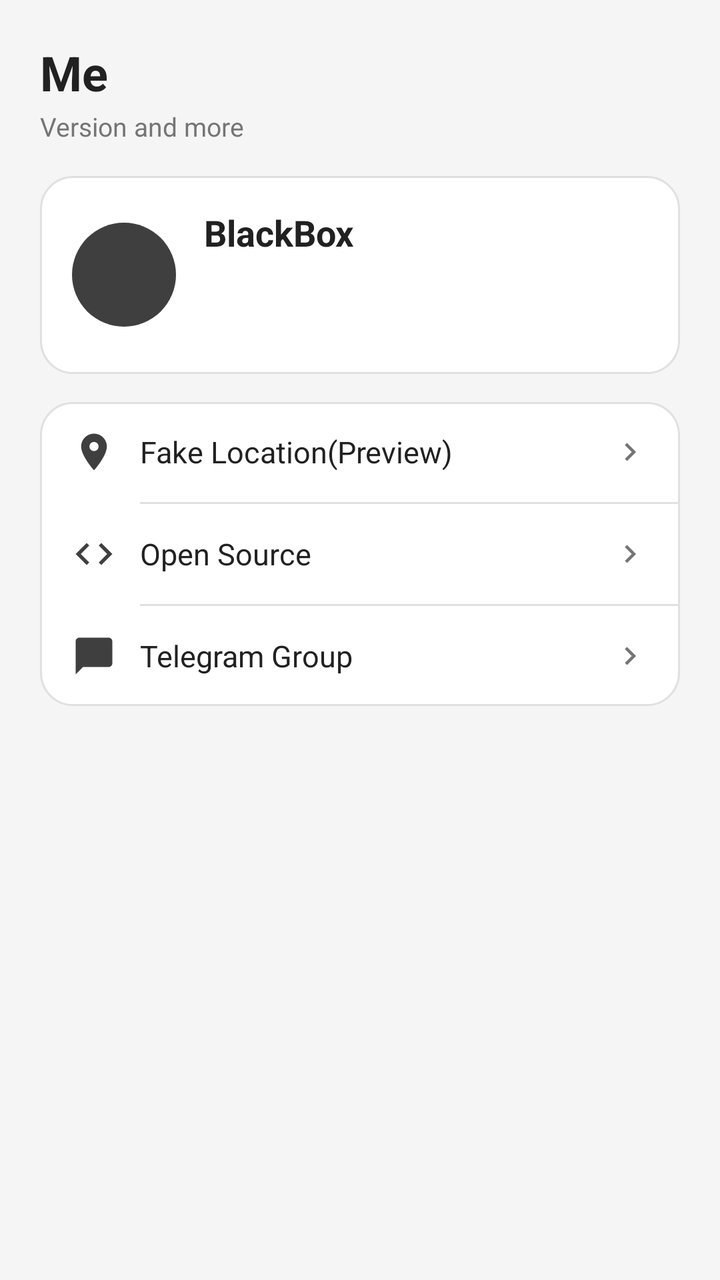
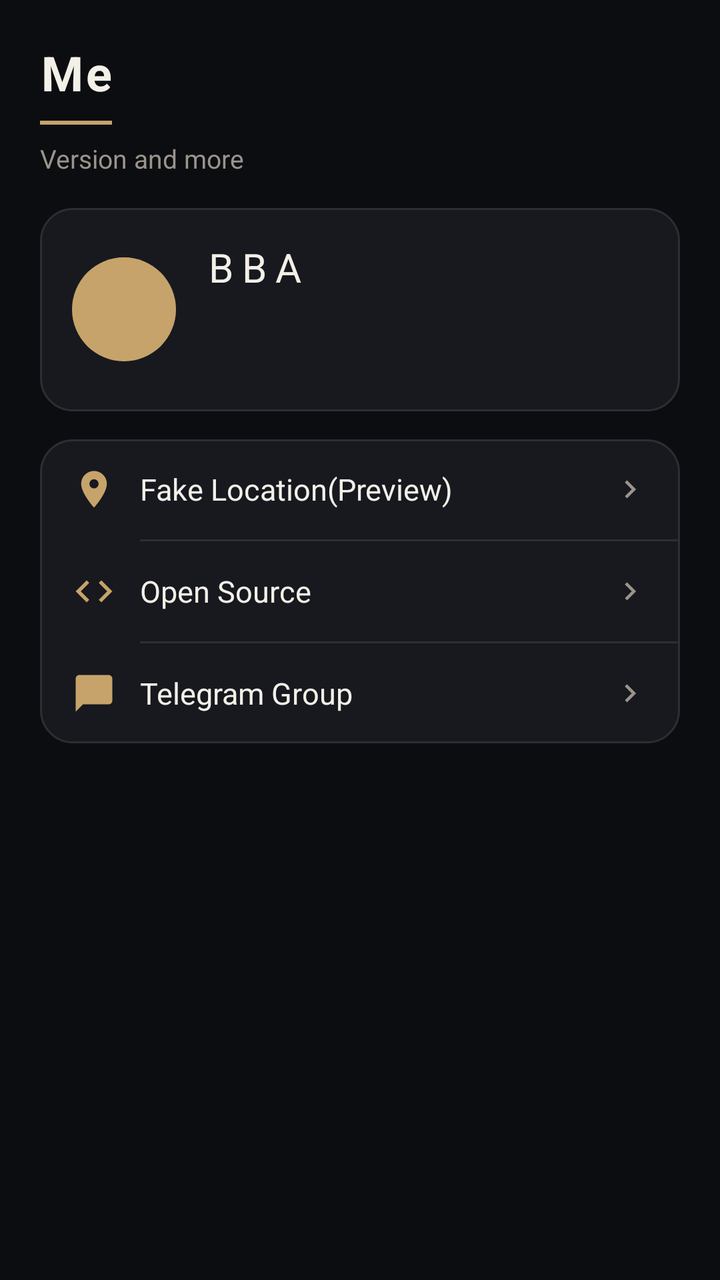

An Android layout rendered at two revisions. The XML below is the earlier revision; the diff shows what the commit changed to produce the second picture.
<!-- AndroidManifest.xml: application theme Theme.BlackBox -->
<!-- res/layout/fragment_me.xml -->
<?xml version="1.0" encoding="utf-8"?>
<ScrollView xmlns:android="http://schemas.android.com/apk/res/android"
    android:layout_width="match_parent"
    android:layout_height="match_parent"
    android:background="@color/surface"
    android:fillViewport="true">

    <LinearLayout
        android:layout_width="match_parent"
        android:layout_height="wrap_content"
        android:orientation="vertical"
        android:paddingStart="20dp"
        android:paddingTop="20dp"
        android:paddingEnd="20dp"
        android:paddingBottom="24dp">

        <TextView
            style="@style/PageTitle"
            android:layout_width="wrap_content"
            android:layout_height="wrap_content"
            android:text="@string/me_title" />

        <TextView
            style="@style/PageSubtitle"
            android:layout_width="wrap_content"
            android:layout_height="wrap_content"
            android:layout_marginTop="2dp"
            android:layout_marginBottom="16dp"
            android:text="@string/me_subtitle" />

        <LinearLayout
            android:layout_width="match_parent"
            android:layout_height="wrap_content"
            android:background="@drawable/bg_card"
            android:gravity="center_vertical"
            android:orientation="horizontal"
            android:padding="16dp">

            <TextView
                android:id="@+id/avatarLetter"
                android:layout_width="52dp"
                android:layout_height="52dp"
                android:background="@drawable/bg_avatar"
                android:gravity="center"
                android:textColor="@color/white"
                android:textSize="20sp"
                android:textStyle="bold" />

            <LinearLayout
                android:layout_width="0dp"
                android:layout_height="wrap_content"
                android:layout_marginStart="14dp"
                android:layout_weight="1"
                android:orientation="vertical">

                <TextView
                    android:id="@+id/appNameText"
                    android:layout_width="wrap_content"
                    android:layout_height="wrap_content"
                    android:text="@string/app_name"
                    android:textColor="@color/primary_text"
                    android:textSize="18sp"
                    android:textStyle="bold" />

                <TextView
                    android:id="@+id/currentVersionText"
                    android:layout_width="wrap_content"
                    android:layout_height="wrap_content"
                    android:layout_marginTop="4dp"
                    android:textColor="@color/primary_text"
                    android:textSize="14sp" />

                <TextView
                    android:id="@+id/versionCodeText"
                    android:layout_width="wrap_content"
                    android:layout_height="wrap_content"
                    android:layout_marginTop="2dp"
                    android:textColor="@color/secondary_text"
                    android:textSize="13sp" />
            </LinearLayout>
        </LinearLayout>

        <LinearLayout
            android:layout_width="match_parent"
            android:layout_height="wrap_content"
            android:layout_marginTop="14dp"
            android:background="@drawable/bg_card"
            android:orientation="vertical">

            <LinearLayout
                android:id="@+id/fakeLocationRow"
                android:layout_width="match_parent"
                android:layout_height="wrap_content"
                android:background="?attr/selectableItemBackground"
                android:gravity="center_vertical"
                android:orientation="horizontal"
                android:paddingStart="16dp"
                android:paddingTop="14dp"
                android:paddingEnd="16dp"
                android:paddingBottom="14dp">

                <ImageView
                    android:layout_width="22dp"
                    android:layout_height="22dp"
                    android:contentDescription="@null"
                    android:src="@drawable/ic_row_location" />

                <TextView
                    android:layout_width="0dp"
                    android:layout_height="wrap_content"
                    android:layout_marginStart="12dp"
                    android:layout_weight="1"
                    android:text="@string/fake_location"
                    android:textColor="@color/primary_text"
                    android:textSize="15sp" />

                <ImageView
                    android:layout_width="18dp"
                    android:layout_height="18dp"
                    android:contentDescription="@null"
                    android:src="@drawable/ic_chevron" />
            </LinearLayout>

            <View
                android:layout_width="match_parent"
                android:layout_height="1dp"
                android:layout_marginStart="50dp"
                android:background="@color/divider" />

            <LinearLayout
                android:id="@+id/openSourceRow"
                android:layout_width="match_parent"
                android:layout_height="wrap_content"
                android:background="?attr/selectableItemBackground"
                android:gravity="center_vertical"
                android:orientation="horizontal"
                android:paddingStart="16dp"
                android:paddingTop="14dp"
                android:paddingEnd="16dp"
                android:paddingBottom="14dp">

                <ImageView
                    android:layout_width="22dp"
                    android:layout_height="22dp"
                    android:contentDescription="@null"
                    android:src="@drawable/ic_row_code" />

                <TextView
                    android:layout_width="0dp"
                    android:layout_height="wrap_content"
                    android:layout_marginStart="12dp"
                    android:layout_weight="1"
                    android:text="@string/open_source_path"
                    android:textColor="@color/primary_text"
                    android:textSize="15sp" />

                <ImageView
                    android:layout_width="18dp"
                    android:layout_height="18dp"
                    android:contentDescription="@null"
                    android:src="@drawable/ic_chevron" />
            </LinearLayout>

            <View
                android:layout_width="match_parent"
                android:layout_height="1dp"
                android:layout_marginStart="50dp"
                android:background="@color/divider" />

            <LinearLayout
                android:id="@+id/telegramRow"
                android:layout_width="match_parent"
                android:layout_height="wrap_content"
                android:background="?attr/selectableItemBackground"
                android:gravity="center_vertical"
                android:orientation="horizontal"
                android:paddingStart="16dp"
                android:paddingTop="14dp"
                android:paddingEnd="16dp"
                android:paddingBottom="14dp">

                <ImageView
                    android:layout_width="22dp"
                    android:layout_height="22dp"
                    android:contentDescription="@null"
                    android:src="@drawable/ic_row_chat" />

                <TextView
                    android:layout_width="0dp"
                    android:layout_height="wrap_content"
                    android:layout_marginStart="12dp"
                    android:layout_weight="1"
                    android:text="@string/tg_group"
                    android:textColor="@color/primary_text"
                    android:textSize="15sp" />

                <ImageView
                    android:layout_width="18dp"
                    android:layout_height="18dp"
                    android:contentDescription="@null"
                    android:src="@drawable/ic_chevron" />
            </LinearLayout>
        </LinearLayout>
    </LinearLayout>
</ScrollView>
<!-- resources referenced by this layout -->
<resources>
  <color name="divider">#E0E0E0</color>
  <color name="primary_text">#212121</color>
  <color name="secondary_text">#757575</color>
  <color name="surface">#F5F5F5</color>
  <color name="white">#FFFFFFFF</color>
  <!-- drawable bg_avatar (drawable) -->
  <?xml version="1.0" encoding="utf-8"?>
  <shape xmlns:android="http://schemas.android.com/apk/res/android"
      android:shape="oval">
      <solid android:color="@color/primary" />
  </shape>
  <!-- drawable bg_card (drawable) -->
  <?xml version="1.0" encoding="utf-8"?>
  <shape xmlns:android="http://schemas.android.com/apk/res/android">
      <solid android:color="@color/white" />
      <stroke
          android:width="1dp"
          android:color="@color/divider" />
      <corners android:radius="16dp" />
  </shape>
  <!-- drawable ic_chevron (drawable) -->
  <?xml version="1.0" encoding="utf-8"?>
  <vector xmlns:android="http://schemas.android.com/apk/res/android"
      android:width="18dp"
      android:height="18dp"
      android:viewportWidth="24"
      android:viewportHeight="24">
      <path
          android:fillColor="#757575"
          android:pathData="M8.59,16.59L13.17,12 8.59,7.41 10,6l6,6 -6,6 -1.41,-1.41z" />
  </vector>
  <!-- drawable ic_row_chat (drawable) -->
  <?xml version="1.0" encoding="utf-8"?>
  <vector xmlns:android="http://schemas.android.com/apk/res/android"
      android:width="22dp"
      android:height="22dp"
      android:viewportWidth="24"
      android:viewportHeight="24">
      <path
          android:fillColor="#3F3F3F"
          android:pathData="M20,2H4c-1.1,0 -2,0.9 -2,2v18l4,-4h14c1.1,0 2,-0.9 2,-2V4c0,-1.1 -0.9,-2 -2,-2z" />
  </vector>
  <!-- drawable ic_row_code (drawable) -->
  <?xml version="1.0" encoding="utf-8"?>
  <vector xmlns:android="http://schemas.android.com/apk/res/android"
      android:width="22dp"
      android:height="22dp"
      android:viewportWidth="24"
      android:viewportHeight="24">
      <path
          android:fillColor="#3F3F3F"
          android:pathData="M9.4,16.6L4.8,12l4.6,-4.6L8,6l-6,6 6,6 1.4,-1.4zM14.6,16.6l4.6,-4.6 -4.6,-4.6L16,6l6,6 -6,6 -1.4,-1.4z" />
  </vector>
  <!-- drawable ic_row_location (drawable) -->
  <?xml version="1.0" encoding="utf-8"?>
  <vector xmlns:android="http://schemas.android.com/apk/res/android"
      android:width="22dp"
      android:height="22dp"
      android:viewportWidth="24"
      android:viewportHeight="24">
      <path
          android:fillColor="#3F3F3F"
          android:pathData="M12,2C8.13,2 5,5.13 5,9c0,5.25 7,13 7,13s7,-7.75 7,-13c0,-3.87 -3.13,-7 -7,-7zM12,11.5c-1.38,0 -2.5,-1.12 -2.5,-2.5s1.12,-2.5 2.5,-2.5 2.5,1.12 2.5,2.5 -1.12,2.5 -2.5,2.5z" />
  </vector>
  <string name="app_name">BlackBox</string>
  <string name="me_title">Me</string>
  <string name="open_source_path">Open Source</string>
  <string name="tg_group">Telegram Group</string>
  <style name="Theme.BlackBox" parent="Theme.MaterialComponents.Light.NoActionBar">
          
          <item name="colorPrimary">@color/primary</item>
          <item name="colorPrimaryVariant">@color/primary_dark</item>
          <item name="colorOnPrimary">@color/white</item>
          
          <item name="colorSecondary">@color/primary_light</item>
          <item name="colorSecondaryVariant">@color/primary</item>
          <item name="colorOnSecondary">@color/white</item>
          
          <item name="android:statusBarColor" tools:targetApi="l">?attr/colorPrimaryVariant</item>
          
  
          <item name="actionMenuTextColor">@color/primary_text</item>
  
          <item name="android:forceDarkAllowed" tools:targetApi="q">false</item>
      </style>
  <color name="primary">#3F3F3F</color>
  <color name="primary_dark">#3F3F3F</color>
  <color name="primary_light">#3F3F3F</color>
  <!-- unchanged entries left out for length: 4 -->
</resources>

<!-- the commit's change to res/layout/fragment_me.xml (unified diff, before → after) -->
@@ -18,13 +18,20 @@
             style="@style/PageTitle"
             android:layout_width="wrap_content"
             android:layout_height="wrap_content"
+            android:letterSpacing="0.06"
             android:text="@string/me_title" />
+
+        <View
+            android:layout_width="36dp"
+            android:layout_height="2dp"
+            android:layout_marginTop="8dp"
+            android:background="@color/gold" />
 
         <TextView
             style="@style/PageSubtitle"
             android:layout_width="wrap_content"
             android:layout_height="wrap_content"
-            android:layout_marginTop="2dp"
+            android:layout_marginTop="8dp"
             android:layout_marginBottom="16dp"
             android:text="@string/me_subtitle" />
 
@@ -42,7 +49,7 @@
                 android:layout_height="52dp"
                 android:background="@drawable/bg_avatar"
                 android:gravity="center"
-                android:textColor="@color/white"
+                android:textColor="@color/ink"
                 android:textSize="20sp"
                 android:textStyle="bold" />
 
@@ -57,10 +64,10 @@
                     android:id="@+id/appNameText"
                     android:layout_width="wrap_content"
                     android:layout_height="wrap_content"
+                    android:letterSpacing="0.22"
                     android:text="@string/app_name"
-                    android:textColor="@color/primary_text"
-                    android:textSize="18sp"
-                    android:textStyle="bold" />
+                    android:textColor="@color/chrome"
+                    android:textSize="20sp" />
 
                 <TextView
                     android:id="@+id/currentVersionText"
<!-- resource entries referenced after the edit -->
@@ -1,20 +1,22 @@
 <!-- resources referenced by this layout -->
 <resources>
-  <color name="divider">#E0E0E0</color>
-  <color name="primary_text">#212121</color>
-  <color name="secondary_text">#757575</color>
-  <color name="surface">#F5F5F5</color>
-  <color name="white">#FFFFFFFF</color>
+  <color name="chrome">#F3F0E8</color>
+  <color name="divider">#2C2E34</color>
+  <color name="gold">#C6A36A</color>
+  <color name="ink">#14120E</color>
+  <color name="primary_text">#F3F0E8</color>
+  <color name="secondary_text">#9A948A</color>
+  <color name="surface">#0C0D11</color>
   <!-- drawable bg_avatar (drawable) -->
   <?xml version="1.0" encoding="utf-8"?>
   <shape xmlns:android="http://schemas.android.com/apk/res/android"
       android:shape="oval">
-      <solid android:color="@color/primary" />
+      <solid android:color="@color/gold" />
   </shape>
   <!-- drawable bg_card (drawable) -->
   <?xml version="1.0" encoding="utf-8"?>
   <shape xmlns:android="http://schemas.android.com/apk/res/android">
-      <solid android:color="@color/white" />
+      <solid android:color="@color/card" />
       <stroke
           android:width="1dp"
           android:color="@color/divider" />
@@ -28,7 +30,7 @@
       android:viewportWidth="24"
       android:viewportHeight="24">
       <path
-          android:fillColor="#757575"
+          android:fillColor="#9A948A"
           android:pathData="M8.59,16.59L13.17,12 8.59,7.41 10,6l6,6 -6,6 -1.41,-1.41z" />
   </vector>
   <!-- drawable ic_row_chat (drawable) -->
@@ -39,7 +41,7 @@
       android:viewportWidth="24"
       android:viewportHeight="24">
       <path
-          android:fillColor="#3F3F3F"
+          android:fillColor="#C6A36A"
           android:pathData="M20,2H4c-1.1,0 -2,0.9 -2,2v18l4,-4h14c1.1,0 2,-0.9 2,-2V4c0,-1.1 -0.9,-2 -2,-2z" />
   </vector>
   <!-- drawable ic_row_code (drawable) -->
@@ -50,7 +52,7 @@
       android:viewportWidth="24"
       android:viewportHeight="24">
       <path
-          android:fillColor="#3F3F3F"
+          android:fillColor="#C6A36A"
           android:pathData="M9.4,16.6L4.8,12l4.6,-4.6L8,6l-6,6 6,6 1.4,-1.4zM14.6,16.6l4.6,-4.6 -4.6,-4.6L16,6l6,6 -6,6 -1.4,-1.4z" />
   </vector>
   <!-- drawable ic_row_location (drawable) -->
@@ -61,33 +63,37 @@
       android:viewportWidth="24"
       android:viewportHeight="24">
       <path
-          android:fillColor="#3F3F3F"
+          android:fillColor="#C6A36A"
           android:pathData="M12,2C8.13,2 5,5.13 5,9c0,5.25 7,13 7,13s7,-7.75 7,-13c0,-3.87 -3.13,-7 -7,-7zM12,11.5c-1.38,0 -2.5,-1.12 -2.5,-2.5s1.12,-2.5 2.5,-2.5 2.5,1.12 2.5,2.5 -1.12,2.5 -2.5,2.5z" />
   </vector>
-  <string name="app_name">BlackBox</string>
+  <string name="app_name">BBA</string>
   <string name="me_title">Me</string>
   <string name="open_source_path">Open Source</string>
   <string name="tg_group">Telegram Group</string>
-  <style name="Theme.BlackBox" parent="Theme.MaterialComponents.Light.NoActionBar">
-          
+  <style name="Theme.BlackBox" parent="Theme.MaterialComponents.NoActionBar">
+  
           <item name="colorPrimary">@color/primary</item>
           <item name="colorPrimaryVariant">@color/primary_dark</item>
-          <item name="colorOnPrimary">@color/white</item>
-          
-          <item name="colorSecondary">@color/primary_light</item>
-          <item name="colorSecondaryVariant">@color/primary</item>
-          <item name="colorOnSecondary">@color/white</item>
-          
-          <item name="android:statusBarColor" tools:targetApi="l">?attr/colorPrimaryVariant</item>
-          
+          <item name="colorOnPrimary">@color/chrome</item>
+  
+          <item name="colorSecondary">@color/gold</item>
+          <item name="colorSecondaryVariant">@color/gold</item>
+          <item name="colorOnSecondary">@color/ink</item>
+  
+          <item name="android:statusBarColor" tools:targetApi="l">@color/surface</item>
+          <item name="android:navigationBarColor">@color/surface</item>
+          <item name="android:windowBackground">@color/surface</item>
+          <item name="android:windowLightStatusBar" tools:targetApi="m">false</item>
   
           <item name="actionMenuTextColor">@color/primary_text</item>
+          <item name="android:textColorPrimary">@color/primary_text</item>
+          <item name="android:textColorSecondary">@color/secondary_text</item>
   
           <item name="android:forceDarkAllowed" tools:targetApi="q">false</item>
       </style>
-  <color name="primary">#3F3F3F</color>
-  <color name="primary_dark">#3F3F3F</color>
-  <color name="primary_light">#3F3F3F</color>
+  <color name="card">#17191F</color>
+  <color name="primary">#12141A</color>
+  <color name="primary_dark">#0C0D11</color>
   <!-- unchanged entries left out for length: 4 -->
 </resources>
 
